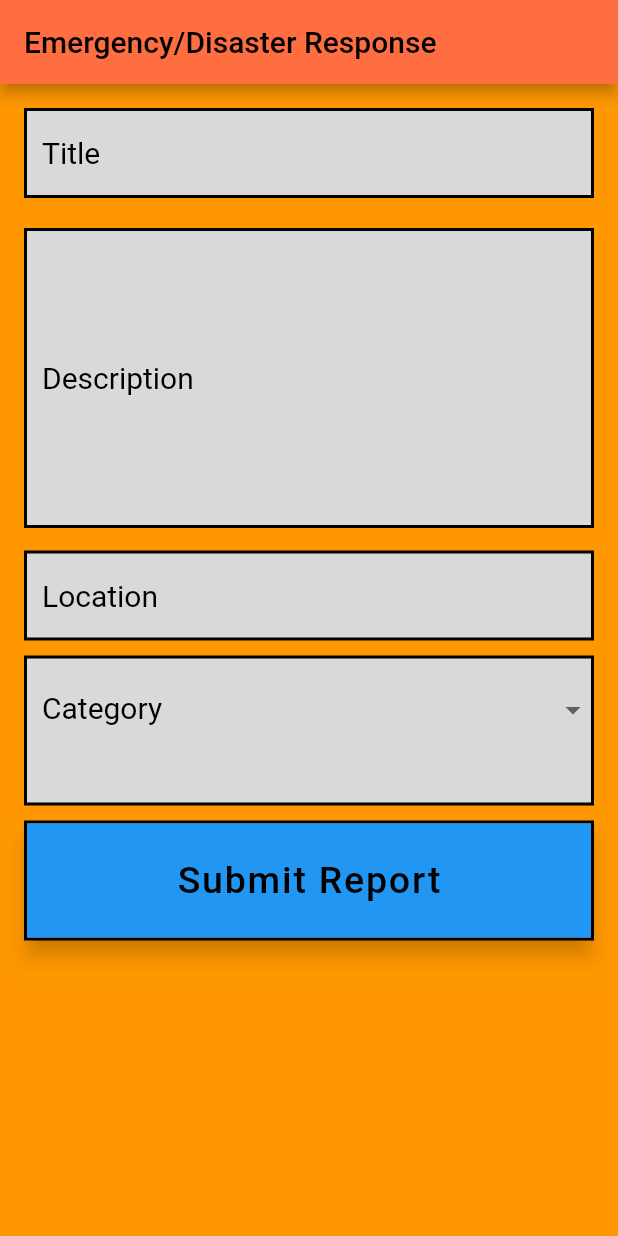
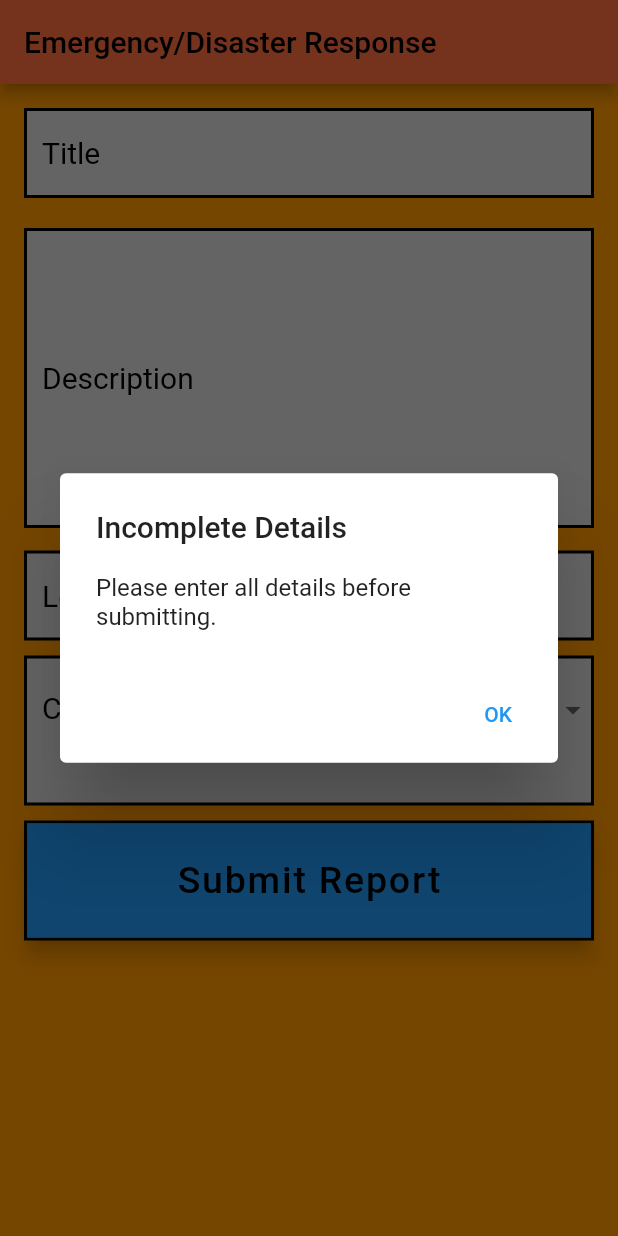
Before and after one commit to Hari-Santhirhan/6002CEM_Group3, a Flutter app: the screen it shows after launch, after a tap on "Submit Report", on a phone screen of 412 x 824 dp. Run offline on Flutter 3.47's test engine with Material 2 defaults, Android fonts, the phone set to English and light mode, and no system bars; our stand-ins replace cloud_firestore, firebase_core, fluttertoast, geolocator, permission_handler; accounts and stored records are empty.

Commit message:
Some additions to the code in Report Page

```diff
--- a/lib/report_viewModel_page.dart
+++ b/lib/report_viewModel_page.dart
@@ -6,12 +6,38 @@ import 'package:geolocator/geolocator.dart';
 import 'package:permission_handler/permission_handler.dart';
 import 'package:safeguard_group3_project/report_model.dart';
 import 'package:safeguard_group3_project/report_view_page.dart';
+import 'package:fluttertoast/fluttertoast.dart';
 
 class ReportViewModel extends ChangeNotifier {
   ReportModel reportModel = ReportModel();
 
-  Future<void> submitReport(ReportModel report) async {
+  Future<void> submitReport(ReportModel report, BuildContext context) async {
     try {
+      // Check if any of the details are missing
+      if (report.title == null ||
+          report.desc == null ||
+          report.location == null ||
+          report.category == null) {
+        showDialog(
+          context: context,
+          builder: (BuildContext context) {
+            return AlertDialog(
+              title: Text('Incomplete Details'),
+              content: Text('Please enter all details before submitting.'),
+              actions: [
+                TextButton(
+                  child: Text('OK'),
+                  onPressed: () {
+                    Navigator.of(context).pop();
+                  },
+                ),
+              ],
+            );
+          },
+        );
+        return;
+      }
+
       // Access the Firestore collection
       final CollectionReference reportsCollection =
       FirebaseFirestore.instance.collection('report_submissions');
@@ -22,6 +48,25 @@ class ReportViewModel extends ChangeNotifier {
       // Add the report to Firestore
       await reportsCollection.doc(report.reportId).set(reportData);
 
+      // Show a dialog indicating successful submission
+      showDialog(
+        context: context,
+        builder: (BuildContext context) {
+          return AlertDialog(
+            title: Text('Submission Successful'),
+            content: Text('Report submitted successfully to Firestore.'),
+            actions: [
+              TextButton(
+                child: Text('OK'),
+                onPressed: () {
+                  Navigator.of(context).pop();
+                },
+              ),
+            ],
+          );
+        },
+      );
+
       // Notify listeners that the operation is complete
       notifyListeners();
     } catch (error) {
--- a/lib/report_view_page.dart
+++ b/lib/report_view_page.dart
@@ -259,7 +259,7 @@ class _ReportPageState extends State<ReportPage> {
                       );
 
                       // Submit report to Firestore
-                      await reportViewModel.submitReport(report);
+                      await reportViewModel.submitReport(report, context);
 
                       // Clear input fields
                       titleController.clear();
--- a/pubspec.yaml
+++ b/pubspec.yaml
@@ -14,6 +14,7 @@ dependencies:
   firebase_ui_auth: ^1.4.3
   flutter:
     sdk: flutter
+  fluttertoast: ^8.2.2
   geolocator: ^9.0.2
   image_picker: ^0.8.4+3
   permission_handler: ^10.3.0
```
Also changed, not shown: pubspec.lock.
